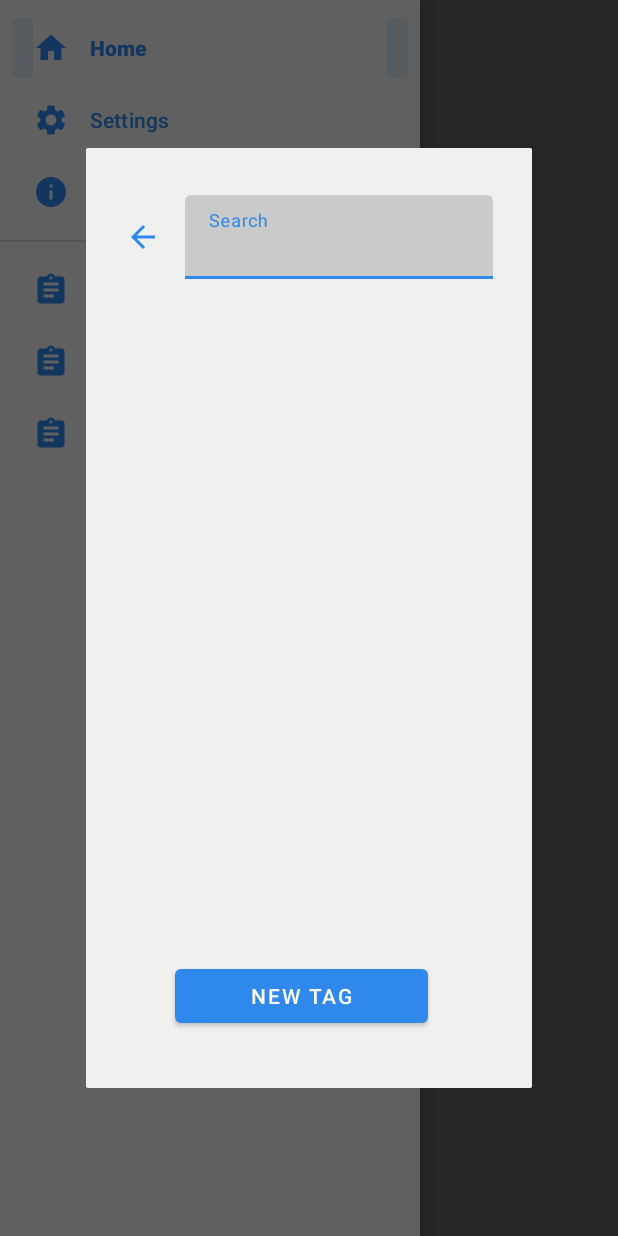
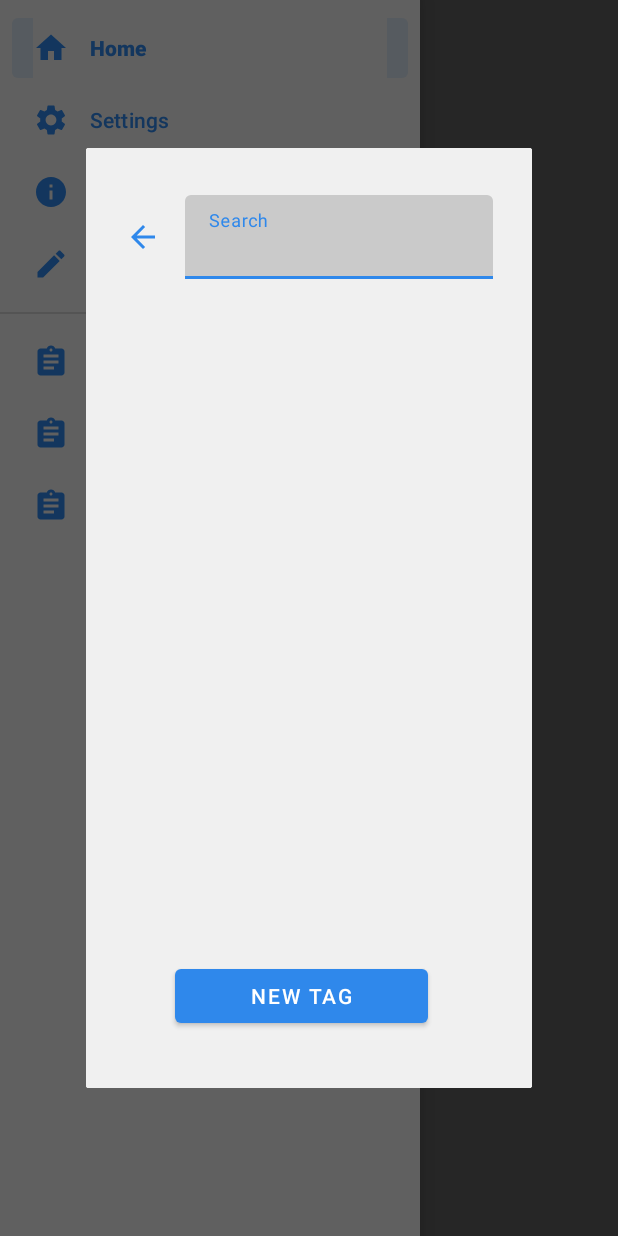
Before and after one commit to PeterEvansCode/TasksListHub, an Android app: the fragment TagSelectionFragment placed in its activity, with the side drawer open, on a phone screen of 412 x 824 dp. Run offline under Robolectric (Android 15) with nearby library versions, the phone set to English and light mode, and no system bars; our stand-ins replace Firebase (no records; nobody signed in at launch, a user with empty details on screens opened directly); 1 statement that could not run was skipped.

Commit message:
QoL changes
Fixed bug where tags would stay on item, even when tags were deleted

Added edit tasks menu item

Edited default sort option to be last created task

```diff
--- a/app/src/main/java/com/example/taskslisthub/MainActivity.kt
+++ b/app/src/main/java/com/example/taskslisthub/MainActivity.kt
@@ -15,6 +15,7 @@ import androidx.fragment.app.Fragment
 import androidx.lifecycle.Observer
 import androidx.preference.PreferenceManager
 import com.example.taskslisthub.SettingsFragment.SettingsFragment
+import com.example.taskslisthub.TagSelectionFragment.TagSelectionFragment
 import com.example.taskslisthub.TaskListFragment.TaskListFragment
 import com.example.taskslisthub.databinding.ActivityMainBinding
 import com.google.android.material.navigation.NavigationView
@@ -108,6 +109,11 @@ class MainActivity : AppCompatActivity(), NavigationView.OnNavigationItemSelecte
 
                 R.id.nav_settings -> openFragment(SettingsFragment())
 
+                R.id.nav_edit_tags -> {
+                    val tagSelectionFragment = TagSelectionFragment(null)
+                    tagSelectionFragment.show(supportFragmentManager, "TagSelectionFragment")
+                }
+
                 /*R.id.nav_deleted_tasks ->
                     Toast.makeText(this, "previously deleted tasks", Toast.LENGTH_SHORT)
                         .show()
--- a/app/src/main/java/com/example/taskslisthub/TagSelectionFragment/TagSelectionFragment.kt
+++ b/app/src/main/java/com/example/taskslisthub/TagSelectionFragment/TagSelectionFragment.kt
@@ -25,7 +25,7 @@ import com.example.taskslisthub.models.taskStores.HashOnID
 import com.example.taskslisthub.models.taskStores.TaskItemStore
 
 
-class TagSelectionFragment(var taskItem: TaskItem) : DialogFragment(), ITaskTagClickListener
+class TagSelectionFragment(var taskItem: TaskItem?) : DialogFragment(), ITaskTagClickListener
 {
     //binding
     private var _binding: FragmentTagSelectionBinding? = null
@@ -96,12 +96,13 @@ class TagSelectionFragment(var taskItem: TaskItem) : DialogFragment(), ITaskTagC
     }
 
     private fun setRecyclerView() {
-        var tagSelectionFragment = this
+        val tagSelectionFragment = this
         tagSelectionViewModel.taskTags.observe(viewLifecycleOwner) { allTags ->
+            if (taskItem != null) {
                 //sort tags first by association, then by name
-            val taskAssociatedTags = allTags.filter { taskItem.tags.containsKey(it.id) }
+                val taskAssociatedTags = allTags.filter { taskItem!!.tags.containsKey(it.id) }
                     .sortedBy { it.name }
-            val otherTags = allTags.filter { !taskItem.tags.containsKey(it.id) }
+                val otherTags = allTags.filter { !taskItem!!.tags.containsKey(it.id) }
                     .sortedBy { it.name }
                 val sortedTags = taskAssociatedTags + otherTags
 
@@ -110,14 +111,24 @@ class TagSelectionFragment(var taskItem: TaskItem) : DialogFragment(), ITaskTagC
                     adapter = TaskTagAdapter(sortedTags, taskAssociatedTags.size, tagSelectionFragment)
                 }
             }
+            else{
+                _binding!!.tagRecyclerView.apply {
+                    layoutManager = LinearLayoutManager(context)
+                    adapter = TaskTagAdapter(allTags, null, tagSelectionFragment)
+                }
+            }
+        }
     }
 
     override fun onDismiss(dialog: DialogInterface) {
         super.onDismiss(dialog)
 
+        if (taskItem != null) {
             //save changes
-        tagSelectionViewModel.addTagsToTask(taskItem, _tagsToAdd.values.toList())
-        tagSelectionViewModel.removeTagsFromTask(taskItem, _tagsToRemove.values.toList())
+            tagSelectionViewModel.addTagsToTask(taskItem!!, _tagsToAdd.values.toList())
+            tagSelectionViewModel.removeTagsFromTask(taskItem!!, _tagsToRemove.values.toList())
+
+        }
     }
 
     override fun onDestroyView() {
--- a/app/src/main/java/com/example/taskslisthub/TagSelectionFragment/TaskTagAdapter.kt
+++ b/app/src/main/java/com/example/taskslisthub/TagSelectionFragment/TaskTagAdapter.kt
@@ -17,7 +17,7 @@ import com.example.taskslisthub.models.TaskTag
  */
 class TaskTagAdapter(
     private val taskTags: List<TaskTag>,
-    private val numAssociatedTags: Int,
+    private val numAssociatedTags: Int?,
     private val clickListener: ITaskTagClickListener
 ) : RecyclerView.Adapter<TaskTagViewHolder>() {
 
@@ -30,7 +30,7 @@ class TaskTagAdapter(
 
     override fun onBindViewHolder(holder: TaskTagViewHolder, position: Int) {
         val taskTag = taskTags[position]
-        val isAssignedToTask = position < numAssociatedTags
+        val isAssignedToTask = if(numAssociatedTags != null) position < numAssociatedTags else null
         holder.bindTaskTag(taskTags[position], isAssignedToTask)
     }
 }
--- a/app/src/main/java/com/example/taskslisthub/TagSelectionFragment/TaskTagViewHolder.kt
+++ b/app/src/main/java/com/example/taskslisthub/TagSelectionFragment/TaskTagViewHolder.kt
@@ -9,12 +9,13 @@ class TaskTagViewHolder(
     private val binding: TaskTagMenuCellBinding,
     private val clickListener: ITaskTagClickListener
 ): RecyclerView.ViewHolder(binding.root){
-    fun bindTaskTag(taskTag: TaskTag, isAssignedToTask: Boolean){
+    fun bindTaskTag(taskTag: TaskTag, isAssignedToTask: Boolean?){
         //display task name
         binding.tagName.text = taskTag.name
 
         //check box if task is already assigned
-        binding.tagCheckbox.isChecked = isAssignedToTask
+        if (isAssignedToTask == null) binding.tagCellContainer.removeView(binding.tagCheckbox)
+        else binding.tagCheckbox.isChecked = isAssignedToTask!!
 
         binding.tagCheckbox.setOnClickListener{
             if (binding.tagCheckbox.isChecked) clickListener.selectTaskTag(taskTag)
--- a/app/src/main/java/com/example/taskslisthub/TaskItemRepository.kt
+++ b/app/src/main/java/com/example/taskslisthub/TaskItemRepository.kt
@@ -131,7 +131,9 @@ class TaskItemRepository(private val db: TaskDatabaseManager)
         db.deleteTag(taskTag)
 
         //hashmap and related tasks
-        if (_hashOnTags[taskTag] != null) for(taskItem in _hashOnTags[taskTag]!!.toList()) taskItem.tags.remove(taskTag)
+        if (_hashOnTags[taskTag] != null)
+            for(taskItem in _hashOnTags[taskTag]!!.toList())
+                taskItem.tags.remove(taskTag)
         _hashOnTags.remove(taskTag)
 
         //tag store
@@ -163,7 +165,7 @@ class TaskItemRepository(private val db: TaskDatabaseManager)
         for(taskTag in taskTags) taskItem.tags.add(taskTag)
 
         //add to hashmap
-        for(taskTag in taskTags) taskItem.tags.add(taskTag)
+        for(taskTag in taskTags) _hashOnTags[taskTag]!!.add(taskItem)
 
         //update database
         db.insertTaskTagRelations(taskItem, taskTags)
@@ -181,7 +183,7 @@ class TaskItemRepository(private val db: TaskDatabaseManager)
         for(taskTag in taskTags) taskItem.tags.remove(taskTag)
 
         //add to hashmap
-        for(taskTag in taskTags) taskItem.tags.remove(taskTag)
+        for(taskTag in taskTags) _hashOnTags[taskTag]!!.remove(taskItem)
 
         //update database
         db.deleteTaskTagRelations(taskItem, taskTags)
--- a/app/src/main/java/com/example/taskslisthub/TaskListFragment/TaskListFragment.kt
+++ b/app/src/main/java/com/example/taskslisthub/TaskListFragment/TaskListFragment.kt
@@ -112,9 +112,9 @@ class TaskListFragment(
             popupMenu.setOnMenuItemClickListener { item ->
                 var returnVal = false
                 when (item.itemId) {
-                    R.id.sort_custom -> {
+                    R.id.sort_default -> {
                         // Handle edit action
-                        sortMethod = TaskItemStore.CUSTOM
+                        sortMethod = TaskItemStore.DEFAULT
                         returnVal = true
                     }
 
--- a/app/src/main/java/com/example/taskslisthub/models/TaskItem.kt
+++ b/app/src/main/java/com/example/taskslisthub/models/TaskItem.kt
@@ -23,6 +23,9 @@ class TaskItem(
     var priority: Int = 0,
 ) : IStandardRecord
 {
+    val timeMade = LocalTime.now()
+    val dateMade = LocalDate.now()
+
     //converts completedDateString into a LocalDate type
     fun formatCompletedDate(): LocalDate? = if (completedDateString == null) null
         else LocalDate.parse(completedDateString, dateFormatter)
--- /dev/null
+++ b/app/src/main/res/drawable/baseline_edit_24.xml
@@ -0,0 +1,5 @@
+<vector xmlns:android="http://schemas.android.com/apk/res/android" android:height="24dp" android:tint="#000000" android:viewportHeight="24" android:viewportWidth="24" android:width="24dp">
+
+    <path android:fillColor="@android:color/white" android:pathData="M3,17.25V21h3.75L17.81,9.94l-3.75,-3.75L3,17.25zM20.71,7.04c0.39,-0.39 0.39,-1.02 0,-1.41l-2.34,-2.34c-0.39,-0.39 -1.02,-0.39 -1.41,0l-1.83,1.83 3.75,3.75 1.83,-1.83z"/>
+
+</vector>
--- a/app/src/main/res/layout/task_item_cell.xml
+++ b/app/src/main/res/layout/task_item_cell.xml
@@ -52,7 +52,7 @@
                 android:layout_width="wrap_content"
                 android:layout_height="wrap_content"
                 android:text="@string/due_time_place_holder"
-                style="@style/TextAppearance.AppCompat.Title"
+                style="@style/secondary_text"
                 android:layout_gravity="center"
                 />
 
--- a/app/src/main/res/layout/task_tag_menu_cell.xml
+++ b/app/src/main/res/layout/task_tag_menu_cell.xml
@@ -23,6 +23,7 @@
         android:layout_width="wrap_content"
         android:layout_height="wrap_content"
         android:textAppearance="?attr/textAppearanceListItem"
+        android:backgroundTint="?attr/colorSurface"
         android:text="@string/place_holder"
         android:layout_toEndOf="@id/tag_checkbox"
         android:layout_marginStart="8dp"
--- a/app/src/main/res/menu/nav_drawer.xml
+++ b/app/src/main/res/menu/nav_drawer.xml
@@ -23,6 +23,11 @@
             android:id="@+id/nav_about"
             android:icon="@drawable/baseline_info_24"
             android:title="About Us"/>
+
+        <item
+            android:id="@+id/nav_edit_tags"
+            android:icon="@drawable/baseline_edit_24"
+            android:title="Edit Tags"/>
     </group>
 
     <!--Recently Deleted Group-->
--- a/app/src/main/res/menu/sort_popup.xml
+++ b/app/src/main/res/menu/sort_popup.xml
@@ -1,8 +1,8 @@
 <?xml version="1.0" encoding="utf-8"?>
 <menu xmlns:android="http://schemas.android.com/apk/res/android">
     <item
-        android:id="@+id/sort_custom"
-        android:title="Custom Order"/>
+        android:id="@+id/sort_default"
+        android:title="Default"/>
 
     <item
         android:id="@+id/sort_date"
--- a/app/src/main/res/values/colors.xml
+++ b/app/src/main/res/values/colors.xml
@@ -1,7 +1,13 @@
 <?xml version="1.0" encoding="utf-8"?>
 <resources>
+    <color name="priority_high">#FF6666</color>
+    <color name="priority_medium">#FFFF99</color>
+    <color name="priority_low">#99FF99</color>
+
     <color name="black">#FF000000</color>
     <color name="white">#FFFFFFFF</color>
+    <color name="red">#FF0000</color>
+
     <color name="purple_500">#B370FF</color>
     <color name="light_blue_600">#FF039BE5</color>
     <color name="light_blue_900">#FF01579B</color>
--- a/build.gradle.kts
+++ b/build.gradle.kts
@@ -1,6 +1,6 @@
 buildscript {
     dependencies {
-        classpath("com.android.tools.build:gradle:8.3.2")
+        classpath("com.android.tools.build:gradle:8.7.0")
         classpath("com.google.gms:google-services:4.4.2")
     }
 }
```
Also changed, not shown: app/src/main/java/com/example/taskslisthub/TaskListFragment/TaskItemViewHolder.kt (+33 -6 lines), app/src/main/java/com/example/taskslisthub/models/taskStores/TaskItemStore.kt (+5 -3 lines). Lines whose indentation alone changed are shown as unchanged.
